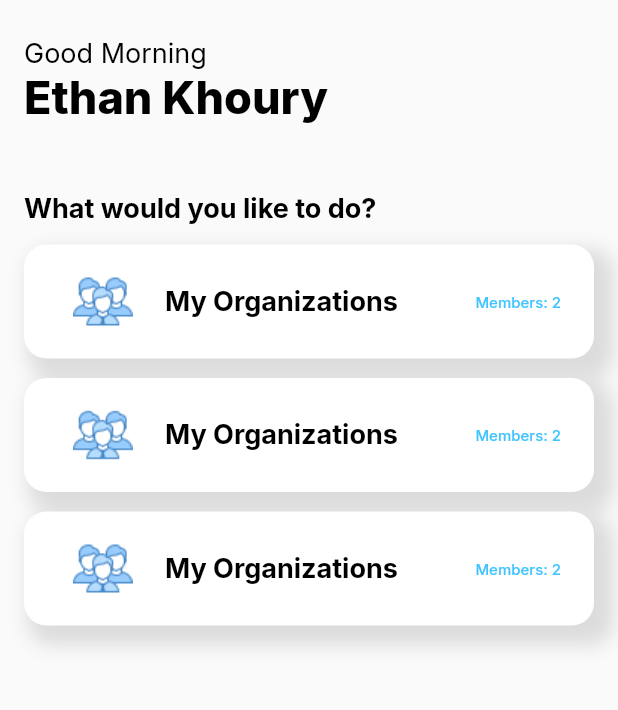
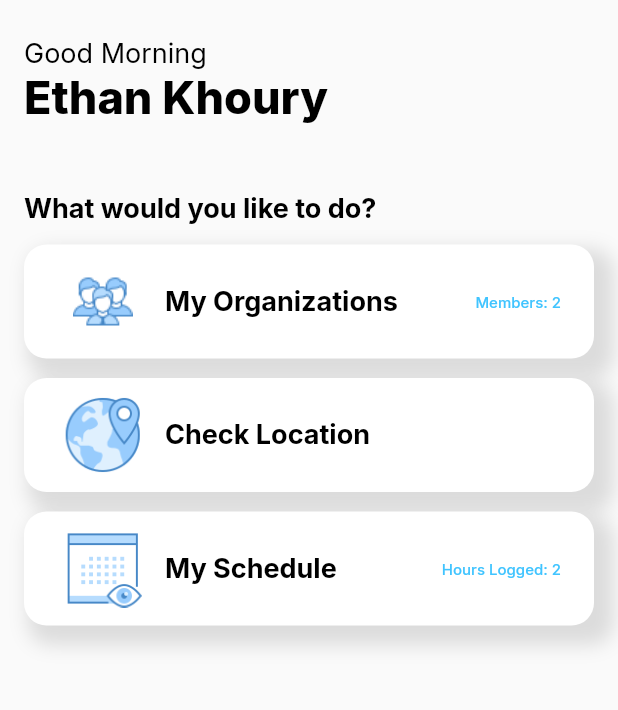
Before and after one commit to KhouryEthan/HackathonApplication, a Flutter app: the Dashboard screen opened directly, on a phone screen of 412 x 824 dp, the part 156-866 px from its top. Run offline on Flutter 3.47's test engine with Material 2 defaults, Android fonts, the phone set to English and light mode, and no system bars; our stand-ins replace firebase_core, flutter_svg, google_fonts; accounts and stored records are empty.

Commit message:
Implemented different navigations cards on DB

```diff
--- /dev/null
+++ b/lib/UI_Models/dashboard_models.dart
@@ -0,0 +1,30 @@
+class TransactionModel {
+  String name;
+  String photo;
+  String info;
+
+  TransactionModel(this.name, this.photo, this.info);
+}
+
+List<TransactionModel> transactions = transactionData
+    .map((item) =>
+        TransactionModel(item['name']!, item['photo']!, item['info']!))
+    .toList();
+
+var transactionData = [
+  {
+    "name": "My Organizations",
+    "photo": "assets/organization-icon.png",
+    "info": "Members: 2"
+  },
+  {
+    "name": "Check Location",
+    "photo": "assets/LocationCheck-icon.png",
+    "info": ""
+  },
+  {
+    "name": "My Schedule",
+    "photo": "assets/schedule-icon.png",
+    "info": "Hours Logged: 2"
+  }
+];
--- a/lib/dashboard.dart
+++ b/lib/dashboard.dart
@@ -2,6 +2,7 @@ import 'package:flutter/material.dart';
 import 'package:flutter_svg/svg.dart';
 import 'package:google_fonts/google_fonts.dart';
 import 'package:hackathon_application/loginpage.dart';
+import 'package:hackathon_application/UI_Models/dashboard_models.dart';
 
 class Dashboard extends StatefulWidget {
   @override
@@ -77,7 +78,7 @@ class _DashboardState extends State<Dashboard> {
           ),
         ),
         ListView.builder(
-          itemCount: 3,
+          itemCount: transactions.length,
           padding: EdgeInsets.only(left: 16, right: 16),
           shrinkWrap: true,
           itemBuilder: (context, index) {
@@ -107,9 +108,9 @@ class _DashboardState extends State<Dashboard> {
                         height: 57,
                         width: 57,
                         decoration: BoxDecoration(
-                          shape: BoxShape.circle,
+                          shape: BoxShape.rectangle,
                           image: DecorationImage(
-                            image: AssetImage('assets/organization-icon.png'),
+                            image: AssetImage(transactions[index].photo),
                           ),
                         ),
                       ),
@@ -121,7 +122,7 @@ class _DashboardState extends State<Dashboard> {
                         mainAxisAlignment: MainAxisAlignment.center,
                         children: <Widget>[
                           Text(
-                            'My Organizations',
+                            transactions[index].name,
                             style: GoogleFonts.inter(
                                 fontSize: 18,
                                 fontWeight: FontWeight.w700,
@@ -134,7 +135,7 @@ class _DashboardState extends State<Dashboard> {
                   Row(
                     children: <Widget>[
                       Text(
-                        'Members: 2',
+                        transactions[index].info,
                         style: GoogleFonts.inter(
                           fontSize: 10,
                           fontWeight: FontWeight.w500,
```
Also changed, not shown: pubspec.yaml (+8 -9 lines), assets/LocationCheck-icon.png (added), assets/schedule-icon.png (added).
